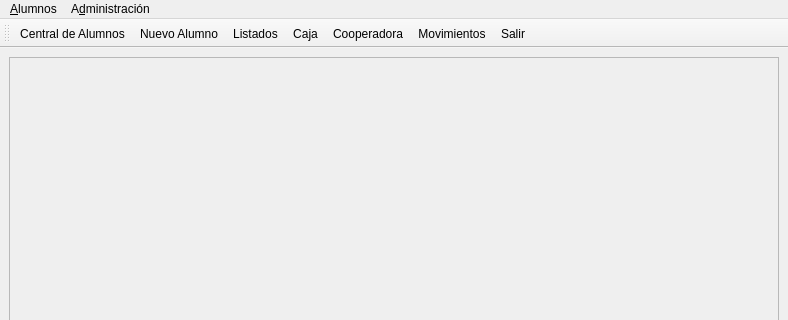
Before: the Qt Designer form pymca.ui in ignatius73/imcaqt5, drawn with Qt 5; both pictures show x 0 to 788 and y 0 to 320 of the 788 by 600 pixel window.
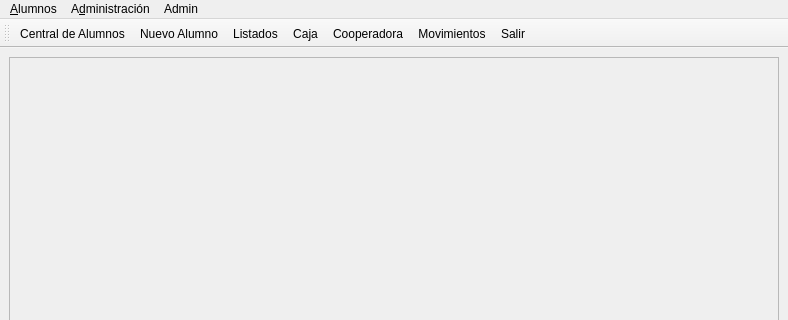
After: the same form once the commit is applied. Icons and pictures are not drawn.

```diff
--- a/pymca.ui
+++ b/pymca.ui
@@ -64,8 +64,15 @@
     <addaction name="actionCaja"/>
     <addaction name="actionMovimientos"/>
    </widget>
+   <widget class="QMenu" name="menuAdmin">
+    <property name="title">
+     <string>Admin</string>
+    </property>
+    <addaction name="actionCrear_Usuario"/>
+   </widget>
    <addaction name="menu_Alumnos"/>
    <addaction name="menuAdministracion"/>
+   <addaction name="menuAdmin"/>
   </widget>
   <widget class="QStatusBar" name="statusbar"/>
   <widget class="QToolBar" name="toolBar">
```
Left out of the diff: 5 changed lines with no effect on the pictures.
